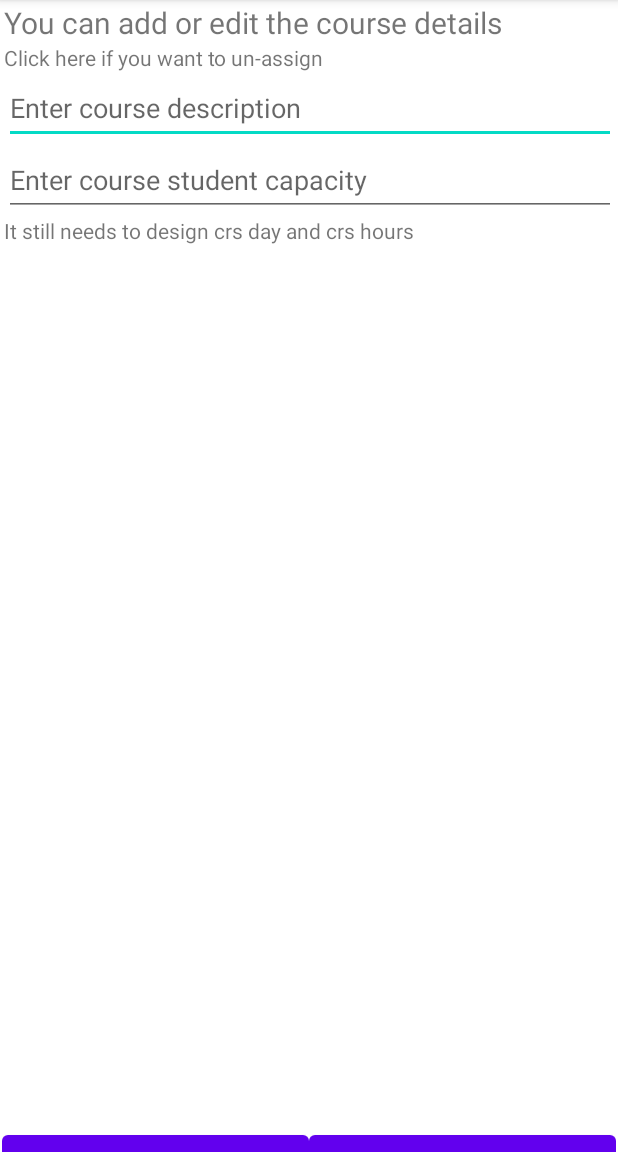
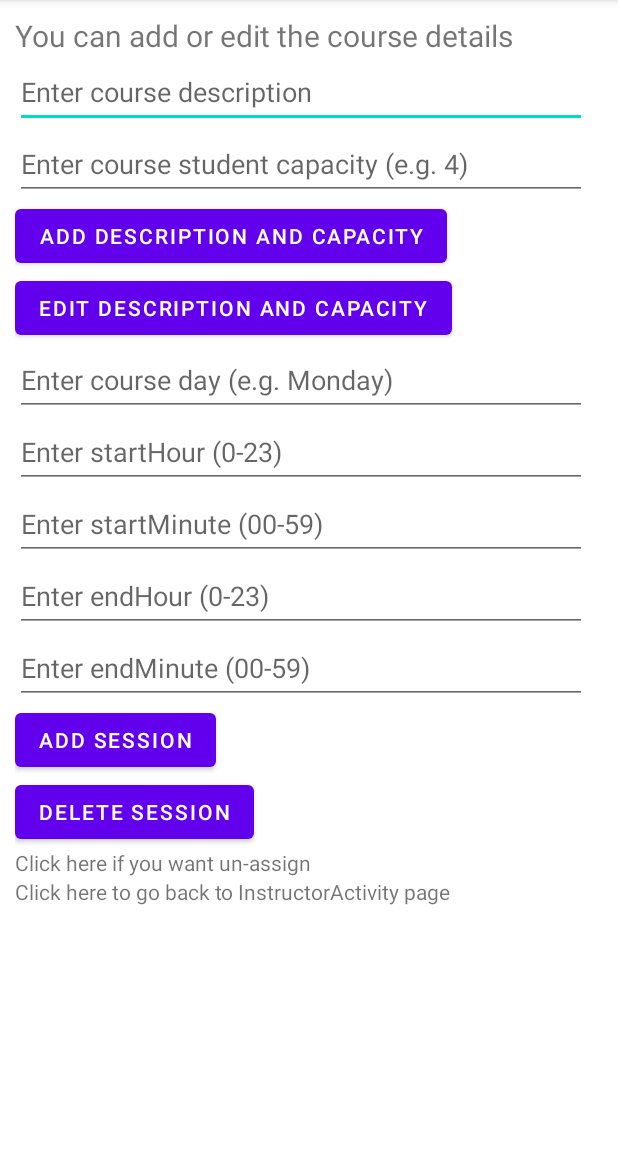
Before and after one commit to uOttawa-Summer2022/Project-Group-5, an Android app: the AddOrEditCourseDetails screen opened directly, with no data from a screen before it, on a phone screen of 412 x 824 dp, the part 84-1236 px from its top. Run offline under Robolectric (Android 15) with nearby library versions, the phone set to English and light mode, and no system bars.

Commit message:
UI AddOrEditCourseDetails update

```diff
--- a/app/src/main/java/com/example/course_booking/AddOrEditCourseDetails.java
+++ b/app/src/main/java/com/example/course_booking/AddOrEditCourseDetails.java
@@ -2,13 +2,86 @@ package com.example.course_booking;
 
 import androidx.appcompat.app.AppCompatActivity;
 
+import android.content.Intent;
 import android.os.Bundle;
+import android.view.View;
+import android.widget.Button;
+import android.widget.EditText;
+import android.widget.TextView;
 
 public class AddOrEditCourseDetails extends AppCompatActivity {
+
+    Button addDescriptionAndCapacity,editDescriptionAndCapacity,addSession,deleteSession;
+    EditText crsDescription,crsCapacity,courseDay,startHour,startMinute,endHour,endMinute;
+    TextView unAssign,goBack;
 
     @Override
     protected void onCreate(Bundle savedInstanceState) {
         super.onCreate(savedInstanceState);
         setContentView(R.layout.activity_add_or_edit_course_details);
+
+        //EditTexts
+        crsDescription = findViewById(R.id.crsDescription);
+        crsCapacity = findViewById(R.id.crsCapacity);
+        courseDay = findViewById(R.id.crsDay);
+        startHour = findViewById(R.id.startHour);
+        startMinute = findViewById(R.id.startMinute);
+        endHour = findViewById(R.id.endHour);
+        endMinute = findViewById(R.id.endMinute);
+
+        //TextView
+        unAssign = findViewById(R.id.tv_unAssign);
+        goBack = findViewById(R.id.tv_backToInstructorActivity);
+
+
+        //Buttons
+        addDescriptionAndCapacity = findViewById(R.id.btn_addDesAndCap);
+        editDescriptionAndCapacity = findViewById(R.id.btn_editDesAndCap);
+        addSession = findViewById(R.id.btn_addSession);
+        deleteSession = findViewById(R.id.btn_deleteSession);
+
+
+        addDescriptionAndCapacity.setOnClickListener(new View.OnClickListener() {
+            @Override
+            public void onClick(View v) {
+
+            }
+        });
+
+        editDescriptionAndCapacity.setOnClickListener(new View.OnClickListener() {
+            @Override
+            public void onClick(View v) {
+
+            }
+        });
+
+        addSession.setOnClickListener(new View.OnClickListener() {
+            @Override
+            public void onClick(View v) {
+
+            }
+        });
+
+        deleteSession.setOnClickListener(new View.OnClickListener() {
+            @Override
+            public void onClick(View v) {
+
+            }
+        });
+
+        unAssign.setOnClickListener(new View.OnClickListener() {
+            @Override
+            public void onClick(View v) {
+
+            }
+        });
+
+        goBack.setOnClickListener(new View.OnClickListener() {
+            @Override
+            public void onClick(View v) {
+                startActivity(new Intent(getApplicationContext(),InstructorActivity.class));
+            }
+        });
+
     }
 }
--- a/app/src/main/java/com/example/course_booking/InstructorActivity.java
+++ b/app/src/main/java/com/example/course_booking/InstructorActivity.java
@@ -109,6 +109,7 @@ public class InstructorActivity extends AppCompatActivity{
                 } else {
                     if(db_course.editCrsInstructor(code, MainActivity.currentUser.getName(), false)){
                         Toast.makeText(InstructorActivity.this, "Course assignment succesful",Toast.LENGTH_SHORT).show();
+                        startActivity(new Intent(getApplicationContext(), AddOrEditCourseDetails.class));
                     } else{
                         Toast.makeText(InstructorActivity.this, "Course assignment failed",Toast.LENGTH_SHORT).show();
 
--- a/app/src/main/res/layout/activity_add_or_edit_course_details.xml
+++ b/app/src/main/res/layout/activity_add_or_edit_course_details.xml
@@ -8,15 +8,13 @@
 
     <LinearLayout
         android:id="@+id/linearLayout3"
-        android:layout_width="408dp"
-        android:layout_height="748dp"
-        android:layout_marginStart="2dp"
-        android:layout_marginTop="1dp"
-        android:layout_marginEnd="1dp"
-        android:layout_marginBottom="1dp"
+        android:layout_width="381dp"
+        android:layout_height="757dp"
+        android:layout_marginStart="10dp"
+        android:layout_marginTop="10dp"
         android:orientation="vertical"
-        app:layout_constraintBottom_toTopOf="@+id/linearLayout2"
         app:layout_constraintEnd_toEndOf="parent"
+        app:layout_constraintHorizontal_bias="0.0"
         app:layout_constraintStart_toStartOf="parent"
         app:layout_constraintTop_toTopOf="parent">
 
@@ -27,14 +25,8 @@
             android:text="@string/addOrEdit"
             android:textSize="20sp" />
 
-        <TextView
-            android:id="@+id/textView8"
-            android:layout_width="match_parent"
-            android:layout_height="wrap_content"
-            android:text="@string/unAssign" />
-
         <EditText
-            android:id="@+id/editTextTextPersonName3"
+            android:id="@+id/crsDescription"
             android:layout_width="match_parent"
             android:layout_height="wrap_content"
             android:ems="10"
@@ -43,45 +35,94 @@
             android:minHeight="48dp" />
 
         <EditText
-            android:id="@+id/editTextTextPersonName4"
+            android:id="@+id/crsCapacity"
             android:layout_width="match_parent"
             android:layout_height="wrap_content"
             android:ems="10"
+            android:hint="Enter course student capacity (e.g. 4)"
             android:inputType="textPersonName"
-            android:minHeight="48dp"
-            android:hint="Enter course student capacity"/>
+            android:minHeight="48dp" />
+
+        <Button
+            android:id="@+id/btn_addDesAndCap"
+            android:layout_width="wrap_content"
+            android:layout_height="wrap_content"
+            android:text="@string/addDescriptionAndCapacity" />
+
+        <Button
+            android:id="@+id/btn_editDesAndCap"
+            android:layout_width="wrap_content"
+            android:layout_height="wrap_content"
+            android:text="@string/editDescriptionAndCapacity" />
+
+        <EditText
+            android:id="@+id/crsDay"
+            android:layout_width="match_parent"
+            android:layout_height="wrap_content"
+            android:ems="10"
+            android:hint="Enter course day (e.g. Monday)"
+            android:inputType="textPersonName"
+            android:minHeight="48dp" />
+
+        <EditText
+            android:id="@+id/startHour"
+            android:layout_width="match_parent"
+            android:layout_height="wrap_content"
+            android:ems="10"
+            android:hint="Enter startHour (0-23)"
+            android:inputType="textPersonName"
+            android:minHeight="48dp" />
+
+        <EditText
+            android:id="@+id/startMinute"
+            android:layout_width="match_parent"
+            android:layout_height="wrap_content"
+            android:ems="10"
+            android:hint="Enter startMinute (00-59)"
+            android:inputType="textPersonName"
+            android:minHeight="48dp" />
+
+        <EditText
+            android:id="@+id/endHour"
+            android:layout_width="match_parent"
+            android:layout_height="wrap_content"
+            android:ems="10"
+            android:hint="Enter endHour (0-23)"
+            android:inputType="textPersonName"
+            android:minHeight="48dp" />
+
+        <EditText
+            android:id="@+id/endMinute"
+            android:layout_width="match_parent"
+            android:layout_height="wrap_content"
+            android:ems="10"
+            android:hint="Enter endMinute (00-59)"
+            android:inputType="textPersonName"
+            android:minHeight="48dp" />
+
+        <Button
+            android:id="@+id/btn_addSession"
+            android:layout_width="wrap_content"
+            android:layout_height="wrap_content"
+            android:text="@string/addSession" />
+
+        <Button
+            android:id="@+id/btn_deleteSession"
+            android:layout_width="wrap_content"
+            android:layout_height="wrap_content"
+            android:text="@string/deleteSession" />
 
         <TextView
-            android:id="@+id/textView9"
+            android:id="@+id/tv_unAssign"
             android:layout_width="match_parent"
             android:layout_height="wrap_content"
-            android:text="It still needs to design crs day and crs hours" />
+            android:text="Click here if you want un-assign" />
 
-    </LinearLayout>
-
-    <LinearLayout
-        android:id="@+id/linearLayout2"
-        android:layout_width="409dp"
-        android:layout_height="95dp"
-        android:layout_marginStart="1dp"
-        android:layout_marginTop="1dp"
-        android:orientation="horizontal"
-        app:layout_constraintStart_toStartOf="parent"
-        app:layout_constraintTop_toBottomOf="@+id/linearLayout3">
-
-        <Button
-            android:id="@+id/button6"
-            android:layout_width="wrap_content"
+        <TextView
+            android:id="@+id/tv_backToInstructorActivity"
+            android:layout_width="match_parent"
             android:layout_height="wrap_content"
-            android:layout_weight="1"
-            android:text="@string/add" />
-
-        <Button
-            android:id="@+id/button5"
-            android:layout_width="wrap_content"
-            android:layout_height="wrap_content"
-            android:layout_weight="1"
-            android:text="@string/edit_details" />
+            android:text="Click here to go back to InstructorActivity page" />
 
     </LinearLayout>
 
--- a/app/src/main/res/values/strings.xml
+++ b/app/src/main/res/values/strings.xml
@@ -27,5 +27,9 @@
     <string name="edit_details">EDIT</string>
     <string name="unAssign">Click here if you want to un-assign</string>
     <string name="modify_assigned_course">MODIFY ASSIGNED COURSE</string>
+    <string name="addDescriptionAndCapacity">ADD DESCRIPTION AND CAPACITY</string>
+    <string name="editDescriptionAndCapacity">EDIT DESCRIPTION AND CAPACITY</string>
+    <string name="addSession">ADD SESSION</string>
+    <string name="deleteSession">DELETE SESSION</string>
 
 </resources>
```
